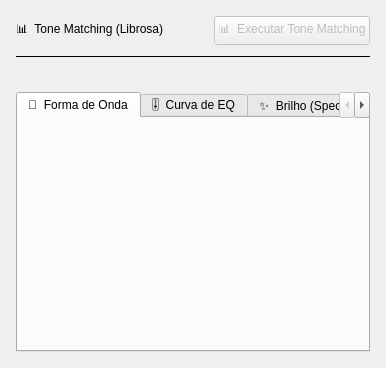
First picture: the form in gui/tab_tonematching.ui, repository broken-usb/uninstrumephy, before the edit.
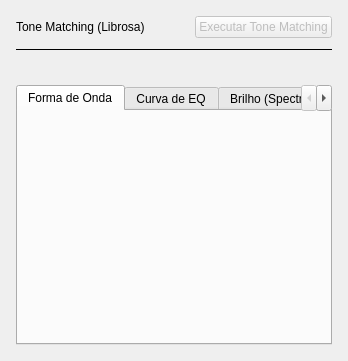
Second picture: the form after the edit.

Diff of the .ui file:
```diff
--- a/gui/tab_tonematching.ui
+++ b/gui/tab_tonematching.ui
@@ -23,7 +23,7 @@
      <item>
       <widget class="QLabel" name="lbl_tonematching_title">
        <property name="text">
-        <string>📊  Tone Matching (Librosa)</string>
+        <string>Tone Matching (Librosa)</string>
        </property>
       </widget>
      </item>
@@ -46,7 +46,7 @@
         <bool>false</bool>
        </property>
        <property name="text">
-        <string>📊  Executar Tone Matching</string>
+        <string>Executar Tone Matching</string>
        </property>
       </widget>
      </item>
@@ -82,7 +82,7 @@
      </property>
      <widget class="QWidget" name="tabWaveform">
       <attribute name="title">
-       <string>🌊  Forma de Onda</string>
+       <string>Forma de Onda</string>
       </attribute>
       <layout class="QVBoxLayout" name="waveformContainerLayout">
        <property name="leftMargin">
@@ -101,7 +101,7 @@
      </widget>
      <widget class="QWidget" name="tabEqCurve">
       <attribute name="title">
-       <string>🎚  Curva de EQ</string>
+       <string>Curva de EQ</string>
       </attribute>
       <layout class="QVBoxLayout" name="eqCurveContainerLayout">
        <property name="leftMargin">
@@ -120,7 +120,7 @@
      </widget>
      <widget class="QWidget" name="tabSpectralCentroid">
       <attribute name="title">
-       <string>✨  Brilho (Spectral Centroid)</string>
+       <string>Brilho (Spectral Centroid)</string>
       </attribute>
       <layout class="QVBoxLayout" name="spectralCentroidContainerLayout">
        <property name="leftMargin">
```
